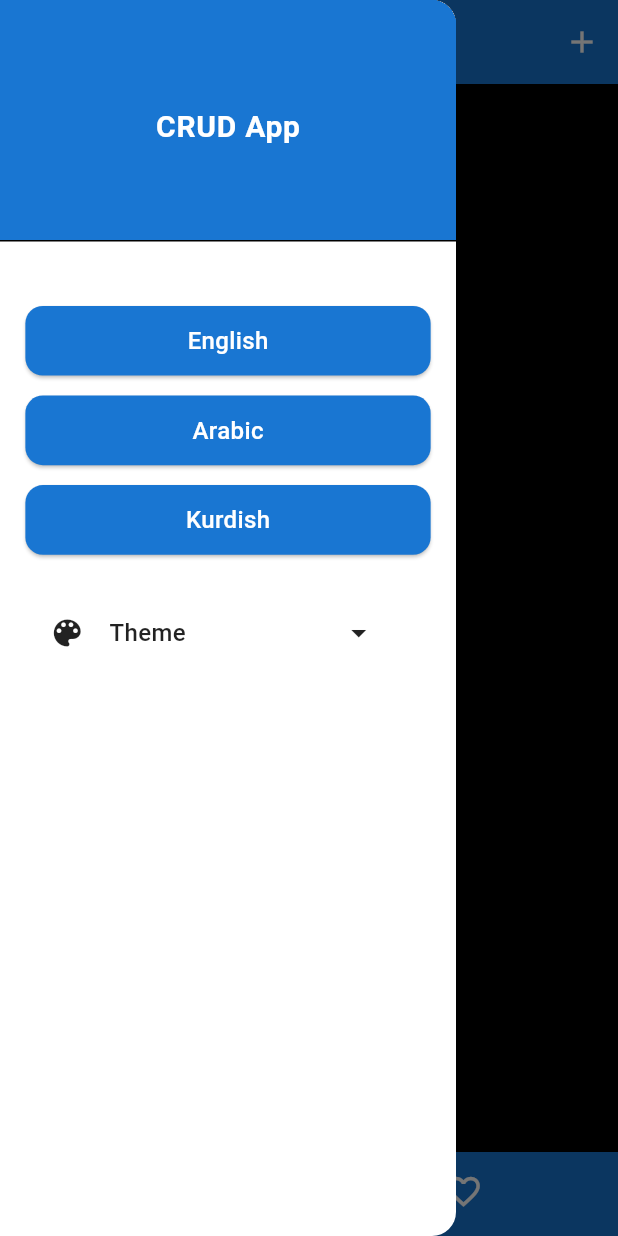
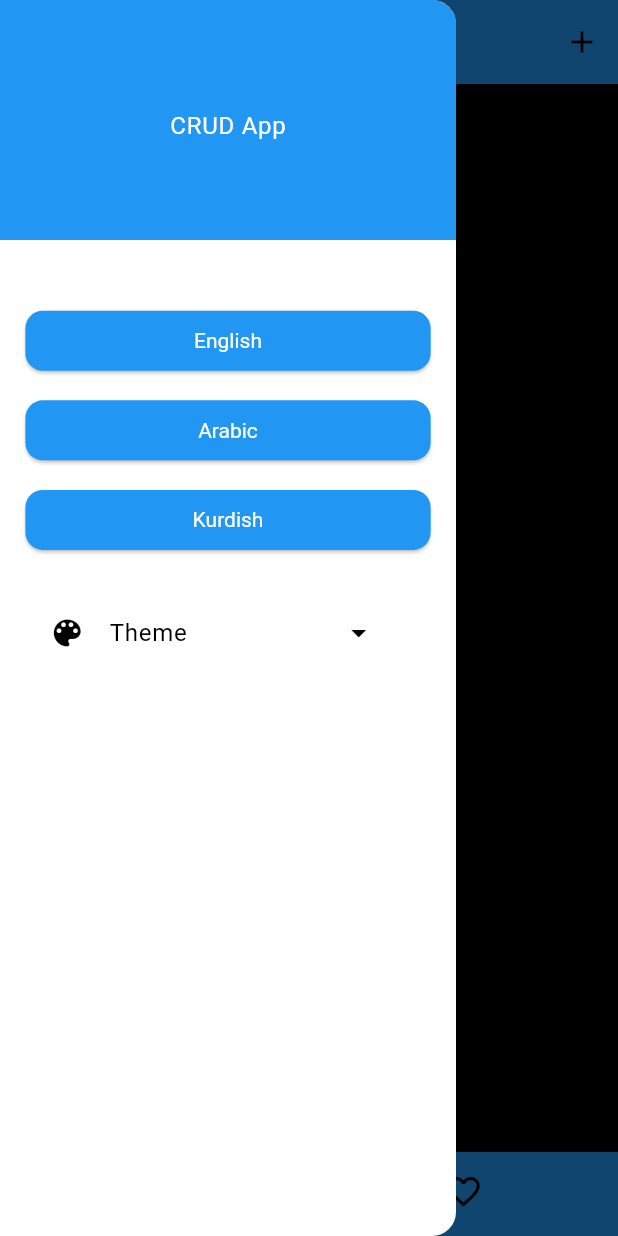
Before and after one commit to BayarAli2002/Operations_App, a Flutter app: the screen it shows after launch, in the side drawer, after a tap on "Retry", on a phone screen of 412 x 824 dp. Run offline on Flutter 3.47's test engine with Material 3 defaults, Android fonts, the phone set to English and light mode, and no system bars; drawn by our look-alikes of persistent_bottom_nav_bar; our stand-ins replace another_flushbar, cached_network_image, conditional_builder_null_safety, connectivity_plus, dartz, dio and 8 more.

Commit message:
Add loading to the Add_Update Screen and fixed the app bar scroll change color in theme

```diff
--- a/lib/main.dart
+++ b/lib/main.dart
@@ -19,8 +19,7 @@ void main() async {
   // Initialize dependencies (Dio, Repos, Providers, etc.)
   await DependencyInjection.init();
 
-
-  String? token="Bayar"; // or null if not logged in
+  String? token; // or null if not logged in
 
   await EasyLocalization.ensureInitialized();
 
--- a/lib/source/app/app.dart
+++ b/lib/source/app/app.dart
@@ -4,6 +4,7 @@ import 'package:easy_localization/easy_localization.dart';
 import 'package:flutter/material.dart';
 import 'package:flutter_screenutil/flutter_screenutil.dart';
 import 'package:provider/provider.dart';
+// <- import your helper here
 
 class App extends StatelessWidget {
   const App({super.key});
--- a/lib/source/app/dependency_injection.dart
+++ b/lib/source/app/dependency_injection.dart
@@ -1,6 +1,5 @@
 import 'package:crud_app/source/core/api/base_api_client.dart';
 import 'package:crud_app/source/core/api/custom_logging_interceptor.dart';
-import 'package:crud_app/source/core/api/end_points.dart';
 import 'package:crud_app/source/core/api/logger_service.dart';
 import 'package:crud_app/source/core/services/base_local_client.dart';
 import 'package:crud_app/source/features/screens/favorite/data/repo/favorite_local_repo.dart';
@@ -27,15 +26,7 @@ class DependencyInjection {
 
 
     //Services
-  sl.registerLazySingleton<Dio>(() {
-      final dio = Dio();
-      dio.options.baseUrl = EndPoints.baseUrl;
-      dio.options.connectTimeout = const Duration(seconds: 3);
-      dio.options.receiveTimeout = const Duration(seconds: 10);
-      dio.options.sendTimeout = const Duration(seconds: 3);
-      dio.interceptors.add(sl<CustomLoggingInterceptor>());
-      return dio;
-    });
+  sl.registerLazySingleton<Dio>(() => Dio());
     sl.registerLazySingleton(
       () => CustomLoggingInterceptor(loggerService: sl()),
     );
--- a/lib/source/core/api/base_api_client.dart
+++ b/lib/source/core/api/base_api_client.dart
@@ -1,4 +1,5 @@
 import 'package:crud_app/source/core/api/custom_logging_interceptor.dart';
+import 'package:crud_app/source/core/api/end_points.dart';
 import 'package:dio/dio.dart';
 import 'status_code.dart';
 import 'error_handling.dart';
@@ -12,7 +13,13 @@ class BaseApiClient {
   final CustomLoggingInterceptor loggingInterceptor;
 
 
-  BaseApiClient({required this.dio, required this.loggingInterceptor});
+  BaseApiClient({required this.dio, required this.loggingInterceptor}){
+    dio.options.baseUrl = EndPoints.baseUrl;
+    dio.options.connectTimeout = const Duration(seconds: 5);
+    dio.options.receiveTimeout = const Duration(seconds: 10);
+    dio.options.sendTimeout = const Duration(seconds: 5);
+    dio.interceptors.add(loggingInterceptor); // Use the passed-in interceptor
+  }
 
 
   //this function is used to handle the request and response
--- a/lib/source/core/manager/colors_manager.dart
+++ b/lib/source/core/manager/colors_manager.dart
@@ -1,31 +1,20 @@
 import 'package:flutter/material.dart';
 
 class ColorsManager {
-  // 🌞 Light Theme
-  static const Color lightBackground = Color(0xFFF9FAFB); // Soft white-grey
-  static const Color lightSurface = Color(0xFFFFFFFF);
-  static const Color lightPrimary = Color(0xFF1976D2); // Vivid blue
-  static const Color lightOnPrimary = Colors.white;
-  static const Color lightSecondary = Color(0xFF26A69A); // Teal/mint
-  static const Color lightOnSecondary = Colors.white;
-  static const Color lightOnSurface = Colors.black87;
-  static const Color lightAppBarBackground = lightPrimary;
-  static const Color lightAppBarForeground = Colors.white;
-  static const Color lightTextPrimary = Colors.black87;
-  static const Color lightTextSecondary = Colors.black54;
+
+  // Light Theme
+  static const Color lightScaffoldBackground = Colors.white;
+  static const Color lightAppBarBackground = Colors.blue;
+  static const Color lightPrimary = Colors.blue;
+  static const Color lightTextColor = Colors.black;
+  static const Color lightIconColor = Colors.black;
+
+  // Dark Theme
+  static const Color darkScaffoldBackground = Colors.black;
+  static const Color darkAppBarBackground = Colors.grey;
+  static const Color darkPrimary = Colors.teal;
+  static const Color darkTextColor = Colors.white;
+  static const Color darkIconColor = Colors.white;
 
 
-  // 🌙 Dark Theme
-  static const Color darkBackground = Color(0xFF0A0A0A); // True black
-  static const Color darkSurface = Color(0xFF121212);   // Soft dark gray
-  static const Color darkPrimary = Color(0xFF64B5F6);   // Light blue
-  static const Color darkOnPrimary = Colors.black;
-  static const Color darkSecondary = Color(0xFF4DB6AC); // Mint green
-  static const Color darkOnSecondary = Colors.black;
-  static const Color darkOnSurface = Colors.white;
-  static const Color darkAppBarBackground = darkBackground;
-  static const Color darkAppBarForeground = Colors.white;
-  static const Color darkTextPrimary = Colors.white;
-  static const Color darkTextSecondary = Colors.white70;
-
 }
--- a/lib/source/core/manager/themes_manager.dart
+++ b/lib/source/core/manager/themes_manager.dart
@@ -1,6 +1,6 @@
 import 'package:crud_app/source/core/manager/colors_manager.dart';
 import 'package:flutter/material.dart';
-
+import 'package:flutter/services.dart';
 
 enum AppThemeMode { light, dark }
 
@@ -9,80 +9,64 @@ class ThemesManager {
     switch (mode) {
       case AppThemeMode.light:
         return ThemeData(
+          useMaterial3: true,
           brightness: Brightness.light,
-          useMaterial3: true,
-          scaffoldBackgroundColor: ColorsManager.lightBackground,
-          colorScheme: const ColorScheme.light(
-            primary: ColorsManager.lightPrimary,
-            onPrimary: ColorsManager.lightOnPrimary,
-            secondary: ColorsManager.lightSecondary,
-            onSecondary: ColorsManager.lightOnSecondary,
-            surface: ColorsManager.lightSurface,
-            onSurface: ColorsManager.lightOnSurface,
-          ),
+          scaffoldBackgroundColor: ColorsManager.lightScaffoldBackground,
           appBarTheme: const AppBarTheme(
+            surfaceTintColor: Colors.transparent,
+            elevation: 0.0,
+            systemOverlayStyle: SystemUiOverlayStyle(
+              statusBarColor: ColorsManager.lightAppBarBackground,
+              statusBarIconBrightness: Brightness.light,
+              systemNavigationBarColor: ColorsManager.lightAppBarBackground,
+              systemNavigationBarIconBrightness: Brightness.light,
+            ),
             backgroundColor: ColorsManager.lightAppBarBackground,
-            foregroundColor: ColorsManager.lightAppBarForeground,
-            elevation: 0,
-          ),
-          textTheme: const TextTheme(
-            bodyLarge: TextStyle(
+            iconTheme: IconThemeData(color: ColorsManager.lightIconColor),
+            titleTextStyle: TextStyle(
+              color: ColorsManager.lightTextColor,
               fontSize: 20,
-              color: ColorsManager.lightTextPrimary,
-              fontWeight: FontWeight.w600,
-            ),
-            bodyMedium: TextStyle(
-              fontSize: 16,
-              color: ColorsManager.lightTextSecondary,
-              fontWeight: FontWeight.w500,
-            ),
-            bodySmall: TextStyle(
-              fontSize: 14,
-              color: ColorsManager.lightTextSecondary,
             ),
           ),
-          cardColor: ColorsManager.lightSurface,
-          dividerColor: Colors.black12,
-          iconTheme: const IconThemeData(color: Colors.black87),
+          iconTheme: const IconThemeData(color: ColorsManager.lightIconColor),
+          textTheme: const TextTheme(
+            bodyLarge: TextStyle(color: ColorsManager.lightTextColor),
+            bodyMedium: TextStyle(color: ColorsManager.lightTextColor),
+          ),
+          colorScheme: ColorScheme.fromSwatch().copyWith(
+            primary: ColorsManager.lightPrimary,
+          ),
         );
 
       case AppThemeMode.dark:
         return ThemeData(
+          useMaterial3: true,
           brightness: Brightness.dark,
-          useMaterial3: true,
-          scaffoldBackgroundColor: ColorsManager.darkBackground,
-          colorScheme: ColorScheme.dark(
-            primary: ColorsManager.darkPrimary,
-            onPrimary: ColorsManager.darkOnPrimary,
-            secondary: ColorsManager.darkSecondary,
-            onSecondary: ColorsManager.darkOnSecondary,
-            surface: ColorsManager.darkSurface,
-            onSurface: ColorsManager.darkOnSurface,
-          ),
+          scaffoldBackgroundColor: ColorsManager.darkScaffoldBackground,
           appBarTheme: const AppBarTheme(
+            surfaceTintColor: Colors.transparent,
+            elevation: 0.0,
+            systemOverlayStyle: SystemUiOverlayStyle(
+              statusBarColor: ColorsManager.darkAppBarBackground,
+              statusBarIconBrightness: Brightness.light,
+              systemNavigationBarColor: ColorsManager.darkAppBarBackground,
+              systemNavigationBarIconBrightness: Brightness.light,
+            ),
             backgroundColor: ColorsManager.darkAppBarBackground,
-            foregroundColor: ColorsManager.darkAppBarForeground,
-            elevation: 0,
-          ),
-          textTheme: const TextTheme(
-            bodyLarge: TextStyle(
+            iconTheme: IconThemeData(color: ColorsManager.darkIconColor),
+            titleTextStyle: TextStyle(
+              color: ColorsManager.darkTextColor,
               fontSize: 20,
-              color: ColorsManager.darkTextPrimary,
-              fontWeight: FontWeight.w600,
-            ),
-            bodyMedium: TextStyle(
-              fontSize: 16,
-              color: ColorsManager.darkTextSecondary,
-              fontWeight: FontWeight.w500,
-            ),
-            bodySmall: TextStyle(
-              fontSize: 14,
-              color: ColorsManager.darkTextSecondary,
             ),
           ),
-          cardColor: ColorsManager.darkSurface,
-          dividerColor: Colors.white24,
-          iconTheme: const IconThemeData(color: Colors.white),
+          iconTheme: const IconThemeData(color: ColorsManager.darkIconColor),
+          textTheme: const TextTheme(
+            bodyLarge: TextStyle(color: ColorsManager.darkTextColor),
+            bodyMedium: TextStyle(color: ColorsManager.darkTextColor),
+          ),
+          colorScheme: ColorScheme.fromSwatch(
+            brightness: Brightness.dark,
+          ).copyWith(primary: ColorsManager.darkPrimary),
         );
     }
   }
--- a/lib/source/features/screens/favorite/provider/favorite_provider.dart
+++ b/lib/source/features/screens/favorite/provider/favorite_provider.dart
@@ -90,9 +90,9 @@ class FavoriteProvider extends ChangeNotifier {
           _favoriteProducts
             ..clear()
             ..addAll(mapped);
-          Utils.showToast(LocaleKeys.favorites_fetched.tr(), ToastType.success);
+
         } else {
-          Utils.showToast('Unexpected data format', ToastType.error);
+
           log('${LocaleKeys.unexpected_data_format.tr()}: ${data.runtimeType}');
         }
         notifyListeners();
@@ -173,7 +173,7 @@ class FavoriteProvider extends ChangeNotifier {
               (map['favorites'] as List).map((e) => ProductModel.fromJson(e)),
             );
         }
-        Utils.showToast("Loaded saved favorites", ToastType.success);
+
       },
     );
     notifyListeners();
--- a/lib/source/features/screens/home/view/home_screen.dart
+++ b/lib/source/features/screens/home/view/home_screen.dart
@@ -20,11 +20,11 @@ class _HomeScreenState extends State<HomeScreen> {
   void initState() {
     super.initState();
     WidgetsBinding.instance.addPostFrameCallback((_) {
-      final productProvider = Provider.of<ProductProvider>(context, listen: false);
+      final productProvider =
+          Provider.of<ProductProvider>(context, listen: false);
       productProvider.fetchProducts();
     });
   }
-
 
   @override
   Widget build(BuildContext context) {
@@ -47,7 +47,6 @@ Widget build(BuildContext context) {
                     Text(
                       provider.errorMessage!,
                       style: theme.textTheme.bodyLarge?.copyWith(
-                      color: Colors.red,
                         fontWeight: FontWeight.bold,
                       ),
                       textAlign: TextAlign.center,
@@ -55,7 +54,10 @@ Widget build(BuildContext context) {
                     SizedBox(height: 16.h),
                     ElevatedButton(
                       onPressed: provider.fetchProducts,
-                    child: const Text("Retry"),
+                      child: Text(
+                        "Retry",
+                        style: theme.textTheme.bodyMedium,
+                      ),
                     ),
                   ],
                 ),
@@ -87,5 +89,4 @@ Widget build(BuildContext context) {
       },
     );
   }
-
 }
--- a/lib/source/features/screens/root/view/bottom_navigation_bar.dart
+++ b/lib/source/features/screens/root/view/bottom_navigation_bar.dart
@@ -3,12 +3,10 @@ import 'package:crud_app/source/core/translations/local_keys.g.dart';
 import 'package:crud_app/source/features/screens/root/view/no_internet_screen.dart';
 import 'package:easy_localization/easy_localization.dart';
 import 'package:flutter/material.dart';
-import 'package:flutter/services.dart';
 import 'package:flutter_screenutil/flutter_screenutil.dart';
 import 'package:persistent_bottom_nav_bar/persistent_bottom_nav_bar.dart';
 import 'package:provider/provider.dart';
 import 'package:conditional_builder_null_safety/conditional_builder_null_safety.dart';
-
 import 'widgets/drawer_widget.dart';
 import '../../favorite/view/favorite_screen.dart';
 import '../../home/view/home_screen.dart';
@@ -43,16 +41,14 @@ class _BottomNavigationBarScreensState
       PersistentBottomNavBarItem(
         inactiveIcon: Icon(
           Icons.home_outlined,
-          color: theme.appBarTheme.foregroundColor,
+          color:
+              theme.iconTheme.color, // use iconTheme color from ThemesManager
         ),
-        icon: Icon(Icons.home, color: theme.appBarTheme.foregroundColor),
+        icon: Icon(Icons.home, color: theme.iconTheme.color),
       ),
       PersistentBottomNavBarItem(
-        inactiveIcon: Icon(
-          Icons.favorite_border,
-          color: theme.appBarTheme.foregroundColor,
-        ),
-        icon: Icon(Icons.favorite, color: theme.appBarTheme.foregroundColor),
+        inactiveIcon: Icon(Icons.favorite_border, color: theme.iconTheme.color),
+        icon: Icon(Icons.favorite, color: theme.iconTheme.color),
       ),
     ];
   }
@@ -66,22 +62,20 @@ class _BottomNavigationBarScreensState
       condition: Provider.of<RootProvider>(context).isOnline,
       builder: (context) => Scaffold(
         appBar: AppBar(
-          backgroundColor: theme.appBarTheme.backgroundColor!,
-          foregroundColor: theme.appBarTheme.foregroundColor,
-          systemOverlayStyle: SystemUiOverlayStyle(
-            statusBarColor: theme.appBarTheme.backgroundColor,
-            statusBarIconBrightness: theme.brightness == Brightness.dark
-                ? Brightness.light
-                : Brightness.dark,
-          ),
+          backgroundColor: theme.appBarTheme.backgroundColor, // use appBar background color from ThemesManager
+          foregroundColor: theme.appBarTheme.titleTextStyle?.color,
+
           centerTitle: true,
           title: Text(
             LocaleKeys.appName.tr(),
-            style: TextStyle(fontSize: 22.sp, fontWeight: FontWeight.bold),
+            style: theme.appBarTheme.titleTextStyle?.copyWith(
+              fontSize: 22.sp,
+              fontWeight: FontWeight.bold,
+            ),
           ),
           actions: [
             IconButton(
-              icon: Icon(Icons.add, color: theme.appBarTheme.foregroundColor),
+              icon: Icon(Icons.add, color: theme.iconTheme.color),
               onPressed: () {
                 Navigator.pushNamed(context, Routes.addUpdateProduct);
               },
--- a/lib/source/features/screens/root/view/splash_screen.dart
+++ b/lib/source/features/screens/root/view/splash_screen.dart
@@ -5,7 +5,6 @@ import 'package:easy_localization/easy_localization.dart';
 import 'package:flutter/material.dart';
 import 'package:flutter/services.dart';
 import 'package:flutter_screenutil/flutter_screenutil.dart';
-
 
 class SplashScreen extends StatefulWidget {
   const SplashScreen({super.key});
@@ -23,14 +22,6 @@ class _SplashScreenState extends State<SplashScreen>
   @override
   void initState() {
     super.initState();
-    SystemChrome.setSystemUIOverlayStyle(
-      SystemUiOverlayStyle(
-        statusBarColor: Colors.transparent,
-        statusBarIconBrightness: Brightness.light,
-        statusBarBrightness: Brightness.dark,
-      ),
-    );
-
     _animationController = AnimationController(
       vsync: this,
       duration: const Duration(milliseconds: 1200),
@@ -46,32 +37,42 @@ class _SplashScreenState extends State<SplashScreen>
     timer = Timer(const Duration(seconds: 3), () {
       Navigator.pushReplacement(
         context,
-        MaterialPageRoute(builder: (_) =>  BottomNavigationBarScreens()),
+        MaterialPageRoute(builder: (_) => BottomNavigationBarScreens()),
       );
     });
   }
 
   @override
+  void didChangeDependencies() {
+    super.didChangeDependencies();
+    SystemChrome.setSystemUIOverlayStyle(
+      SystemUiOverlayStyle(
+        systemNavigationBarColor: Theme.of(context).appBarTheme.systemOverlayStyle?.systemNavigationBarColor,
+      ),
+    );
+
+  }
+
+  @override
   void dispose() {
     _animationController.dispose();
+    timer.cancel();
     super.dispose();
-    timer.cancel();
   }
 
   @override
   Widget build(BuildContext context) {
+    final theme = Theme.of(context);
+    final brightness = theme.brightness;
+
+    // Content color depends on brightness
+    final contentColor = brightness == Brightness.dark
+        ? Colors.white
+        : Colors.black;
+
     return Scaffold(
-      body: Container(
-        width: double.infinity,
-        height: double.infinity,
-        decoration: const BoxDecoration(
-          gradient: LinearGradient(
-            colors: [Color(0xFF00695C), Color(0xFF26A69A)],
-            begin: Alignment.topLeft,
-            end: Alignment.bottomRight,
-          ),
-        ),
-        child: Center(
+      backgroundColor: theme.appBarTheme.backgroundColor,
+      body: Center(
         child: Column(
           mainAxisAlignment: MainAxisAlignment.center,
           children: [
@@ -81,10 +82,10 @@ class _SplashScreenState extends State<SplashScreen>
                 padding: EdgeInsets.all(20.w),
                 decoration: BoxDecoration(
                   shape: BoxShape.circle,
-                    color: Colors.white.withAlpha((0.1 * 255).round()),
+                  color: contentColor.withAlpha((0.1 * 255).round()),
                   boxShadow: [
                     BoxShadow(
-                        color: Colors.black.withAlpha((0.2 * 255).round()),
+                      color: contentColor.withAlpha((0.2 * 255).round()),
                       blurRadius: 30,
                       spreadRadius: 2,
                       offset: const Offset(0, 10),
@@ -94,20 +95,20 @@ class _SplashScreenState extends State<SplashScreen>
                 child: Icon(
                   Icons.shopping_cart_rounded,
                   size: 100.sp,
-                    color: Colors.white,
+                  color: contentColor,
                 ),
               ),
             ),
             SizedBox(height: 30.h),
             Text(
               LocaleKeys.appName.tr(),
-                style: TextStyle(
+              style: theme.textTheme.bodyLarge?.copyWith(
                 fontSize: 34.sp,
                 fontWeight: FontWeight.w900,
-                  color: Colors.white,
+                color: contentColor,
                 letterSpacing: 1.5,
-                  shadows: [
-                    const Shadow(
+                shadows: const [
+                  Shadow(
                     offset: Offset(1, 2),
                     blurRadius: 4.0,
                     color: Colors.black45,
@@ -118,19 +119,15 @@ class _SplashScreenState extends State<SplashScreen>
             SizedBox(height: 30.h),
             Text(
               LocaleKeys.your_product_manager.tr(),
-                style: TextStyle(
+              style: theme.textTheme.bodyMedium?.copyWith(
                 fontSize: 18.sp,
-                  color: Colors.white70,
+                color: contentColor.withAlpha((0.7 * 255).round()),
                 fontStyle: FontStyle.italic,
               ),
             ),
             SizedBox(height: 40.h),
-              const CircularProgressIndicator(
-                color: Colors.white,
-                strokeWidth: 4,
-              ),
+            CircularProgressIndicator(color: contentColor, strokeWidth: 4),
           ],
-          ),
         ),
       ),
     );
--- a/lib/source/features/screens/root/view/widgets/drawer_widget.dart
+++ b/lib/source/features/screens/root/view/widgets/drawer_widget.dart
@@ -1,3 +1,4 @@
+
 import 'package:crud_app/source/core/manager/themes_manager.dart';
 import 'package:crud_app/source/features/screens/root/provider/theme_provider.dart';
 import 'package:crud_app/source/core/translations/language.dart';
@@ -12,7 +13,11 @@ class DrawerWidget extends StatelessWidget {
 
   @override
   Widget build(BuildContext context) {
-    final theme = Theme.of(context);
+    // Get current theme mode from provider
+    final themeMode = context.watch<ThemeProvider>().currentThemeMode;
+
+    // Get ThemeData from your ThemesManager using current theme mode
+    final theme = ThemesManager.getTheme(themeMode);
 
     return Drawer(
       backgroundColor: theme.colorScheme.surface,
@@ -41,18 +46,21 @@ class DrawerWidget extends StatelessWidget {
                   context,
                   label: LocaleKeys.english.tr(),
                   locale: const Locale(Language.englishLocale),
+                  theme: theme,
                 ),
                 SizedBox(height: 12.h),
                 _buildLanguageButton(
                   context,
                   label: LocaleKeys.arabic.tr(),
                   locale: const Locale(Language.arabicLocale),
+                  theme: theme,
                 ),
                 SizedBox(height: 12.h),
                 _buildLanguageButton(
                   context,
                   label: LocaleKeys.kurdish.tr(),
                   locale: const Locale(Language.kurdishLocale),
+                  theme: theme,
                 ),
                 SizedBox(height: 24.h),
                 Consumer<ThemeProvider>(
@@ -99,9 +107,8 @@ class DrawerWidget extends StatelessWidget {
     BuildContext context, {
     required String label,
     required Locale locale,
+    required ThemeData theme,  // Add theme param here
   }) {
-    final theme = Theme.of(context);
-
     return SizedBox(
       width: double.infinity,
       child: ElevatedButton(
```
Also changed, not shown: lib/source/features/screens/home/provider/product_provider.dart (+5 -5 lines), lib/source/features/screens/home/view/product_details_screen.dart (+12 -34 lines), lib/source/features/screens/home/view/widgets/delete_button.dart (+7 -14 lines), lib/source/features/screens/home/view/widgets/product_widget.dart (+7 -13 lines), lib/source/features/screens/home/view/widgets/update_button.dart (+11 -5 lines), lib/source/features/screens/root/view/add_update_screen.dart (+13 -3 lines). Lines whose indentation alone changed are shown as unchanged.
